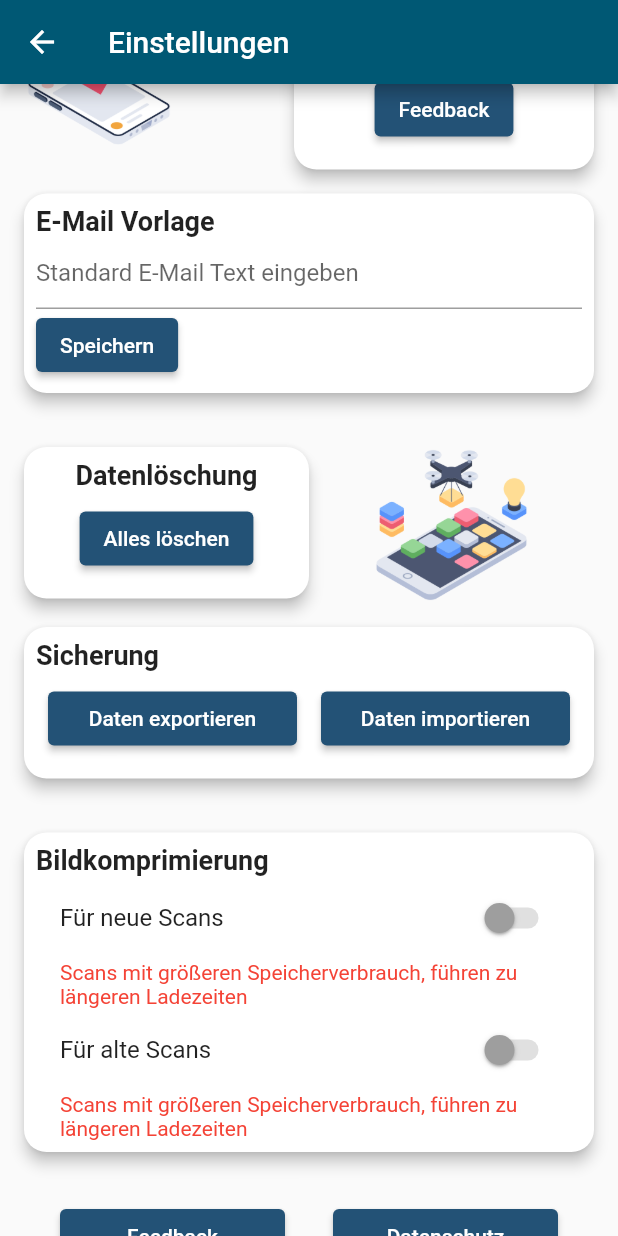
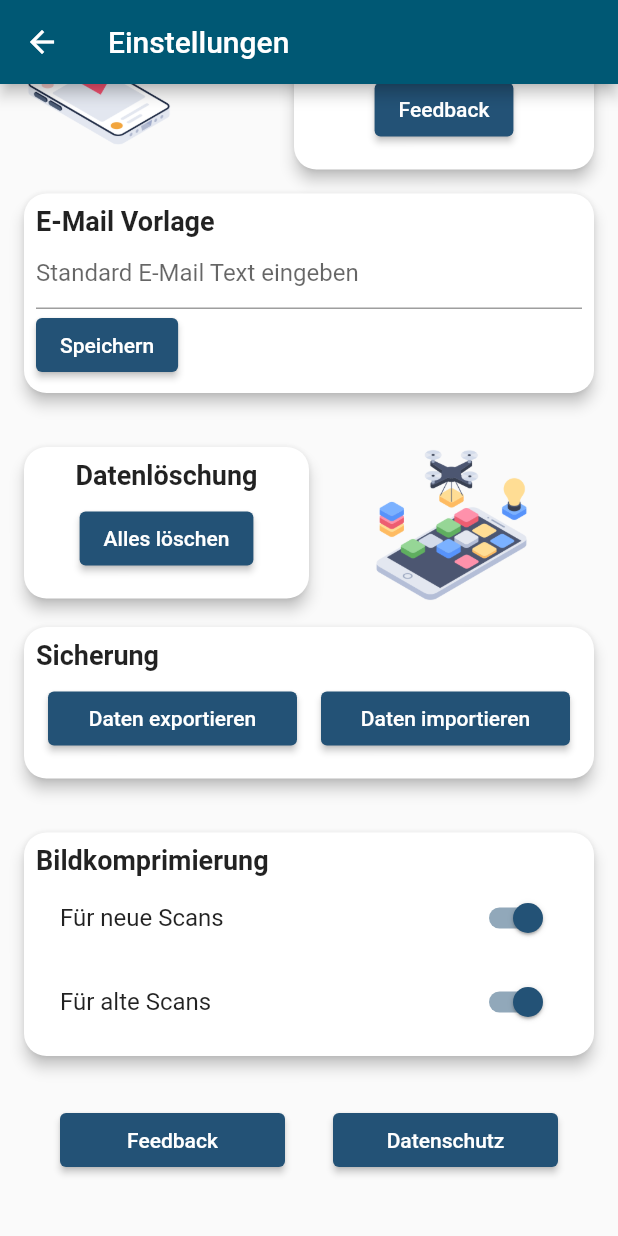
Before and after one commit to Overdoze47/docscan, a Flutter app: the SettingsPage screen opened directly with empty values, scrolled down 217 dp, on a phone screen of 412 x 824 dp. Run offline on Flutter 3.47's test engine with Material 2 defaults, Android fonts, the phone set to English and light mode, and no system bars; our stand-ins replace google_fonts, google_mobile_ads, image_picker, pdf, permission_handler, share_plus and 1 more; missing offline and left inert: cunning_document_scanner, flutter_email_sender, flutter_pdfview, hand_signature; accounts and stored records are empty; network calls fail.

Commit message:
fix toogle button

```diff
--- a/lib/settings_page.dart
+++ b/lib/settings_page.dart
@@ -30,6 +30,8 @@ class SettingsPage extends StatefulWidget {
 class _SettingsPageState extends State<SettingsPage> {
   TextEditingController _defaultNameController = TextEditingController();
   TextEditingController _emailTemplateController = TextEditingController();
+  bool newScanImageCompression = true;
+  bool oldScanImageCompression = true;
 
   @override
   void initState() {
@@ -52,6 +54,21 @@ class _SettingsPageState extends State<SettingsPage> {
     SharedPreferences prefs = await SharedPreferences.getInstance();
     return prefs.getBool('imageCompression') ?? false;
   }
+
+  void setNewScanImageCompression(bool value) {
+    // Here, implement how you wish to manage state or store the value.
+    setState(() {
+      newScanImageCompression = value;
+    });
+  }
+
+  void setOldScanImageCompression(bool value) {
+    // Here, implement how you wish to manage state or store the value.
+    setState(() {
+      oldScanImageCompression = value;
+    });
+  }
+
 
   void _onDefaultNameChanged(String newDefaultName) {
     widget.onDefaultNameChanged(newDefaultName);
@@ -454,19 +471,16 @@ class _SettingsPageState extends State<SettingsPage> {
                             ListTile(
                               title: const Text('Für neue Scans'),
                               trailing: Switch(
-                                value: widget.imageCompression,
+                                value: newScanImageCompression,
                                 onChanged: (bool value) {
-                                  setState(() {
-                                    widget.onImageCompressionChanged(value);
-                                    setImageCompression(value);
-                                  });
+                                  setNewScanImageCompression(value);
                                 },
-                                activeColor: Color(0xff235276),  // Ändert die Farbe, wenn der Switch aktiv ist
-                                inactiveThumbColor: Colors.grey,  // Ändert die Farbe des Daumens, wenn der Switch inaktiv ist
-                                inactiveTrackColor: Colors.grey[300],  // Ändert die Farbe der Schiene, wenn der Switch inaktiv ist
+                                activeColor: Color(0xff235276),
+                                inactiveThumbColor: Colors.grey,
+                                inactiveTrackColor: Colors.grey[300],
                               ),
                             ),
-                            if (!widget.imageCompression)
+                            if (!newScanImageCompression)
                               const Padding(
                                 padding: EdgeInsets.only(left: 16),
                                 child: Text(
@@ -477,19 +491,16 @@ class _SettingsPageState extends State<SettingsPage> {
                             ListTile(
                               title: const Text('Für alte Scans'),
                               trailing: Switch(
-                                value: widget.imageCompression,
+                                value: oldScanImageCompression,
                                 onChanged: (bool value) {
-                                  setState(() {
-                                    widget.onImageCompressionChanged(value);
-                                    setImageCompression(value);
-                                  });
+                                  setOldScanImageCompression(value);
                                 },
-                                activeColor: Color(0xff235276),  // Ändert die Farbe, wenn der Switch aktiv ist
-                                inactiveThumbColor: Colors.grey,  // Ändert die Farbe des Daumens, wenn der Switch inaktiv ist
+                                activeColor: Color(0xff235276),
+                                inactiveThumbColor: Colors.grey,
                                 inactiveTrackColor: Colors.grey[300],
                               ),
                             ),
-                            if (!widget.imageCompression)
+                            if (!oldScanImageCompression)
                               const Padding(
                                 padding: EdgeInsets.only(left: 16),
                                 child: Text(
@@ -497,6 +508,7 @@ class _SettingsPageState extends State<SettingsPage> {
                                   style: TextStyle(fontSize: 14, color: Colors.red),
                                 ),
                               ),
+
                           ],
                         ),
                       ),
```
